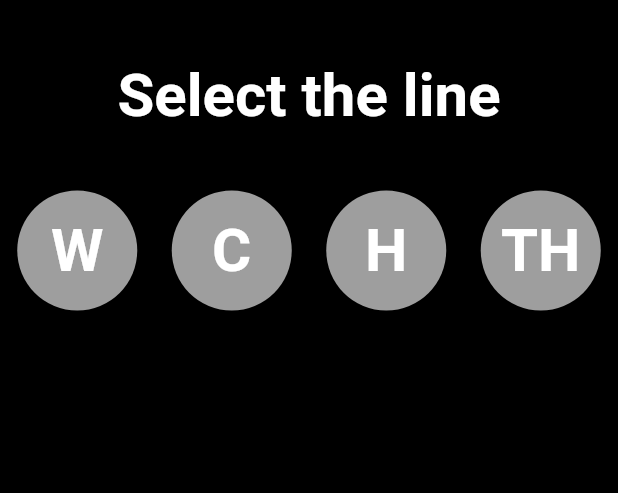
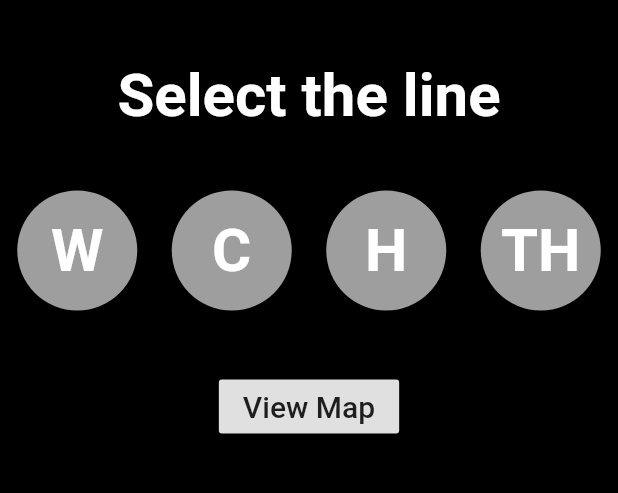
Before and after one commit to ArnAV318/mindicator, a Flutter app: the screen it shows after launch, on a phone screen of 412 x 824 dp, the part 84-577 px from its top. Run offline on Flutter 3.47's test engine with Material 2 defaults, Android fonts, the phone set to English and light mode, and no system bars; our stand-ins replace photo_view.

Commit message:
added dir and map

```diff
--- a/lib/main.dart
+++ b/lib/main.dart
@@ -1,5 +1,7 @@
 import 'package:flutter/material.dart';
 import 'westerndir.dart';
+import 'map.dart';
+
 
 void main() => runApp(MyApp());
 
@@ -186,7 +188,27 @@ class _MyHomePageState extends State<MyHomePage> {
                   ],
 
                 ),
+            Container(
 
+              child: RaisedButton(
+                onPressed: () {
+                  Navigator.push(
+                        context,
+                        MaterialPageRoute(builder: (context) => mappy()),
+                      );
+                  print("hi");
+                },
+                child: const Text(
+                  'View Map',
+                  style: TextStyle(fontSize: 20)
+                ),
+              ),
+              constraints: BoxConstraints(
+                maxHeight: 200.0,
+                minHeight: 100.0
+              ),
+              padding: new EdgeInsets.all(40.0),
+            ),
 
 
           ],
--- a/pubspec.yaml
+++ b/pubspec.yaml
@@ -19,7 +19,7 @@ environment:
 dependencies:
   flutter:
     sdk: flutter
-
+  photo_view:
   # The following adds the Cupertino Icons font to your application.
   # Use with the CupertinoIcons class for iOS style icons.
   cupertino_icons: ^0.1.2
@@ -43,7 +43,7 @@ flutter:
   # To add assets to your application, add an assets section, like this:
   assets:
     - assets/0.jpg
-  #  - images/a_dot_ham.jpeg
+    - assets/map.jpg
 
   # An image asset can refer to one or more resolution-specific "variants", see
   # https://flutter.dev/assets-and-images/#resolution-aware.
```
Also changed, not shown: lib/map.dart (added, +17 -0 lines), lib/trains.dart (+5 -3 lines), lib/westernloc.dart (+10 -1 lines), assets/map.jpg (added), pubspec.lock, 1 other file.
